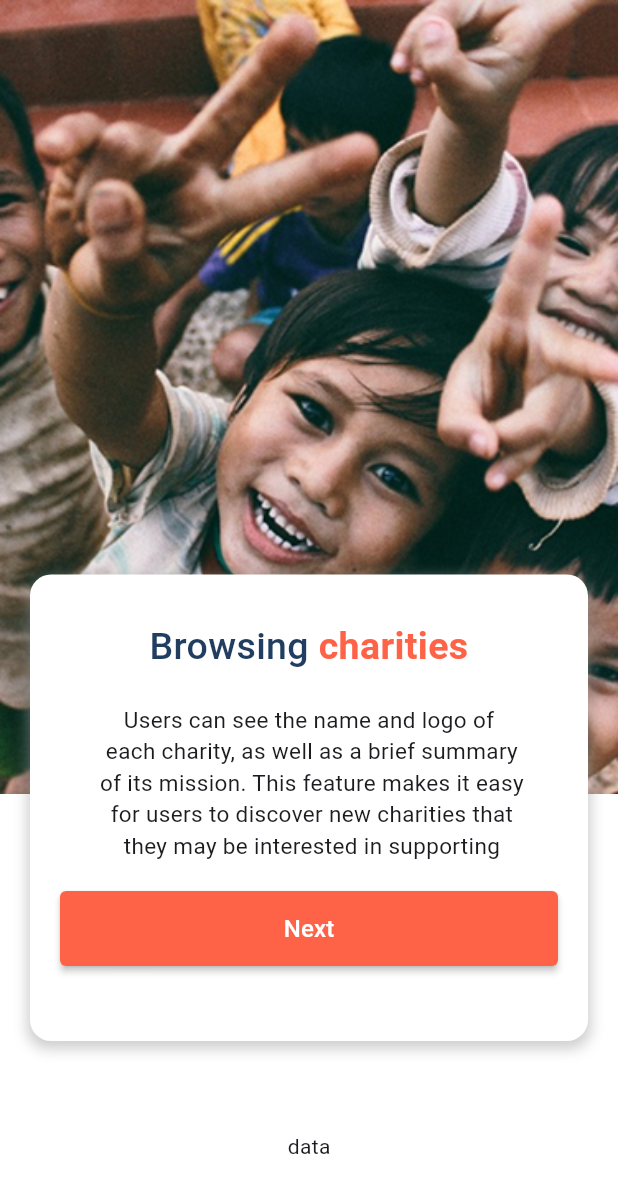
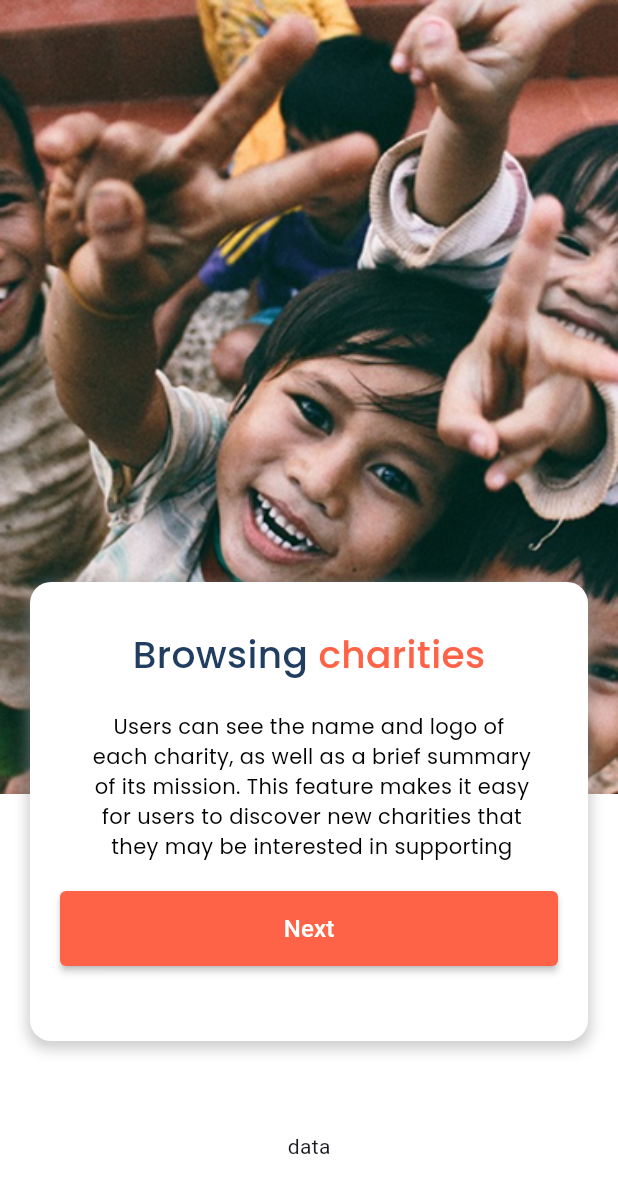
Before and after one commit to MohamedEmad223/Carity_app, a Flutter app: the screen it shows after launch, on a phone screen of 412 x 824 dp. Shown: the top 1193 px of the screen. Run offline on Flutter 3.47's test engine with Material 3 defaults, Android fonts, the phone set to English and light mode, and no system bars; our stand-ins replace google_fonts.

Commit message:
add app tetxcolor file

```diff
--- a/lib/core/theme/app_text_style.dart
+++ b/lib/core/theme/app_text_style.dart
@@ -1,12 +1,24 @@
 import 'package:flutter/material.dart';
 import 'package:google_fonts/google_fonts.dart';
 
-import '../helpers/app_colors.dart';
+import 'app_colors.dart';
 
 class AppTextStyle {
-  static TextStyle  cairo20BoldBlack = GoogleFonts.cairo(
+  static TextStyle poppins25W500primaryColor = GoogleFonts.poppins(
     color: AppColors.primaryColor,
-    fontSize: 20,
+    fontSize: 25,
     fontWeight: FontWeight.w500,
   );
+
+  static TextStyle poppins25W500secondaryColor = GoogleFonts.poppins(
+    color: AppColors.secondaryColor,
+    fontSize: 25,
+    fontWeight: FontWeight.w500,
+  );
+
+  static TextStyle poppins14W400blackColor = GoogleFonts.poppins(
+    color: Colors.black,
+    fontSize: 14,
+    fontWeight: FontWeight.w400,
+  );
 }
--- a/lib/feature/on_Boarding/presentation/screens/on_boarding_screen.dart
+++ b/lib/feature/on_Boarding/presentation/screens/on_boarding_screen.dart
@@ -1,6 +1,7 @@
-import 'package:charity_app/core/helpers/app_colors.dart';
+import 'package:charity_app/core/theme/app_colors.dart';
 import 'package:charity_app/core/helpers/app_images.dart';
 import 'package:charity_app/core/helpers/app_text.dart';
+import 'package:charity_app/core/theme/app_text_style.dart';
 import 'package:flutter/material.dart';
 
 class OnBoardingScreen extends StatelessWidget {
@@ -45,17 +46,11 @@ class OnBoardingScreen extends StatelessWidget {
                           Text.rich(
                             TextSpan(
                               text: 'Browsing ',
-                              style: TextStyle(
-                                  color: AppColors.secondaryColor,
-                                  fontSize: 25,
-                                  fontWeight: FontWeight.w500),
+                              style: AppTextStyle.poppins25W500secondaryColor,
                               children: <TextSpan>[
                                 TextSpan(
                                   text: 'charities',
-                                  style: TextStyle(
-                                    color: AppColors.primaryColor,
-                                    fontWeight: FontWeight.bold,
-                                  ),
+                                  style: AppTextStyle.poppins25W500primaryColor,
                                 ),
                               ],
                             ),
@@ -69,9 +64,7 @@ class OnBoardingScreen extends StatelessWidget {
                           Text(
                             AppText.onBoardingtextSubtitleOne,
                             textAlign: TextAlign.center,
-                            style: TextStyle(
-                              fontSize: 15,
-                            ),
+                            style: AppTextStyle.poppins14W400blackColor,
                           ),
                           SizedBox(height: 20),
                           SizedBox(
```
Also changed, not shown: lib/core/theme/app_colors.dart (renamed from lib/core/helpers/app_colors.dart), 1 other file.
